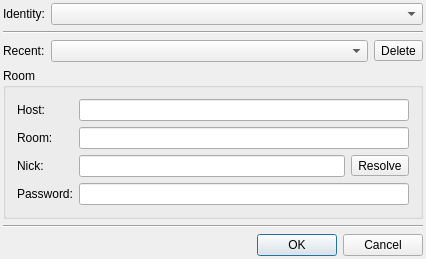
The window that src/plugins/multiuserchat/joinmultichatdialog.ui (vacuum-im/vacuum-im) describes before a commit, drawn with Qt 5.
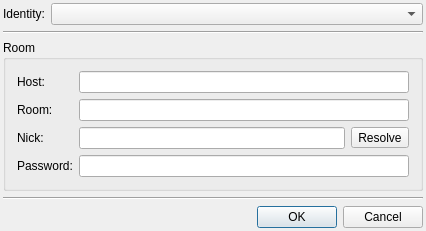
The same window after the commit.

Commit message: Удалено сохранение посещаемых конференций из окна присоединения к конференций.

Diff of the .ui file:
```diff
--- a/src/plugins/multiuserchat/joinmultichatdialog.ui
+++ b/src/plugins/multiuserchat/joinmultichatdialog.ui
@@ -1,12 +1,12 @@
 <ui version="4.0" >
  <class>JoinMultiChatDialogClass</class>
- <widget class="QDialog" name="JoinMultiChatDialogClass" >
-  <property name="geometry" >
+ <widget class="QDialog" name="JoinMultiChatDialogClass">
+  <property name="geometry">
    <rect>
     <x>0</x>
     <y>0</y>
     <width>426</width>
-    <height>246</height>
+    <height>215</height>
    </rect>
   </property>
   <layout class="QVBoxLayout" >
@@ -48,45 +48,14 @@
     </widget>
    </item>
    <item>
-    <layout class="QHBoxLayout" >
-     <item>
-      <widget class="QLabel" name="lblResent" >
-       <property name="text" >
-        <string>Recent:</string>
-       </property>
-      </widget>
-     </item>
-     <item>
-      <widget class="QComboBox" name="cmbRecent" >
-       <property name="sizePolicy" >
-        <sizepolicy vsizetype="Fixed" hsizetype="Expanding" >
-         <horstretch>0</horstretch>
-         <verstretch>0</verstretch>
-        </sizepolicy>
-       </property>
-       <property name="sizeAdjustPolicy" >
-        <enum>QComboBox::AdjustToMinimumContentsLength</enum>
-       </property>
-      </widget>
-     </item>
-     <item>
-      <widget class="QToolButton" name="tlbRecentDelete" >
-       <property name="text" >
-        <string>Delete</string>
-       </property>
-      </widget>
-     </item>
-    </layout>
-   </item>
-   <item>
-    <widget class="QGroupBox" name="grbRoom" >
-     <property name="title" >
+    <widget class="QGroupBox" name="grbRoom">
+     <property name="title">
       <string>Room</string>
      </property>
-     <layout class="QGridLayout" >
-      <item row="0" column="0" >
-       <widget class="QLabel" name="lblHost" >
-        <property name="text" >
+     <layout class="QGridLayout">
+      <item row="0" column="0">
+       <widget class="QLabel" name="lblHost">
+        <property name="text">
          <string>Host:</string>
         </property>
         <property name="buddy" >
@@ -94,12 +63,12 @@
         </property>
        </widget>
       </item>
-      <item row="0" column="1" colspan="2" >
-       <widget class="QLineEdit" name="lneHost" />
+      <item row="0" column="1" colspan="2">
+       <widget class="QLineEdit" name="lneHost"/>
       </item>
-      <item row="1" column="0" >
-       <widget class="QLabel" name="lblRoom" >
-        <property name="text" >
+      <item row="1" column="0">
+       <widget class="QLabel" name="lblRoom">
+        <property name="text">
          <string>Room:</string>
         </property>
         <property name="buddy" >
@@ -107,12 +76,12 @@
         </property>
        </widget>
       </item>
-      <item row="1" column="1" colspan="2" >
-       <widget class="QLineEdit" name="lneRoom" />
+      <item row="1" column="1" colspan="2">
+       <widget class="QLineEdit" name="lneRoom"/>
       </item>
-      <item row="2" column="0" >
-       <widget class="QLabel" name="lblNick" >
-        <property name="text" >
+      <item row="2" column="0">
+       <widget class="QLabel" name="lblNick">
+        <property name="text">
          <string>Nick:</string>
         </property>
         <property name="buddy" >
@@ -120,12 +89,12 @@
         </property>
        </widget>
       </item>
-      <item row="2" column="1" >
-       <widget class="QLineEdit" name="lneNick" />
+      <item row="2" column="1">
+       <widget class="QLineEdit" name="lneNick"/>
       </item>
-      <item row="3" column="0" >
-       <widget class="QLabel" name="lblPassword" >
-        <property name="text" >
+      <item row="3" column="0">
+       <widget class="QLabel" name="lblPassword">
+        <property name="text">
          <string>Password:</string>
         </property>
         <property name="buddy" >
@@ -133,16 +102,16 @@
         </property>
        </widget>
       </item>
-      <item row="3" column="1" colspan="2" >
-       <widget class="QLineEdit" name="lnePassword" >
-        <property name="echoMode" >
+      <item row="3" column="1" colspan="2">
+       <widget class="QLineEdit" name="lnePassword">
+        <property name="echoMode">
          <enum>QLineEdit::PasswordEchoOnEdit</enum>
         </property>
        </widget>
       </item>
-      <item row="2" column="2" >
-       <widget class="QToolButton" name="tlbResolveNick" >
-        <property name="text" >
+      <item row="2" column="2">
+       <widget class="QToolButton" name="tlbResolveNick">
+        <property name="text">
          <string>Resolve</string>
         </property>
        </widget>
@@ -166,7 +135,7 @@
    </item>
   </layout>
  </widget>
- <layoutdefault spacing="6" margin="11" />
+ <layoutdefault spacing="6" margin="11"/>
  <tabstops>
   <tabstop>cmbStreamJid</tabstop>
   <tabstop>cmbRecent</tabstop>
```
Left out of the diff: 48 changed lines with no effect on the pictures. The commit also changes 2 other files.
